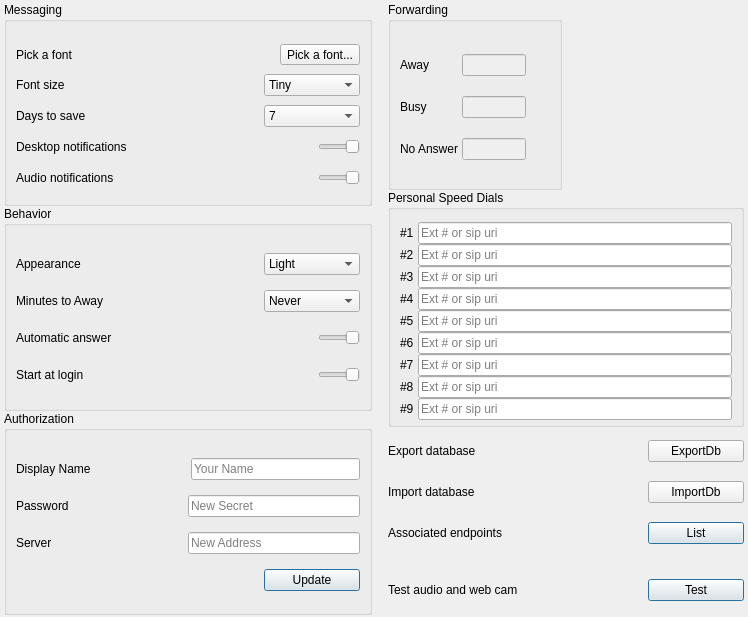
Above: Desktop/options.ui from dyfet/tycho_sipwitchqt before the change. Below: the same form after it.
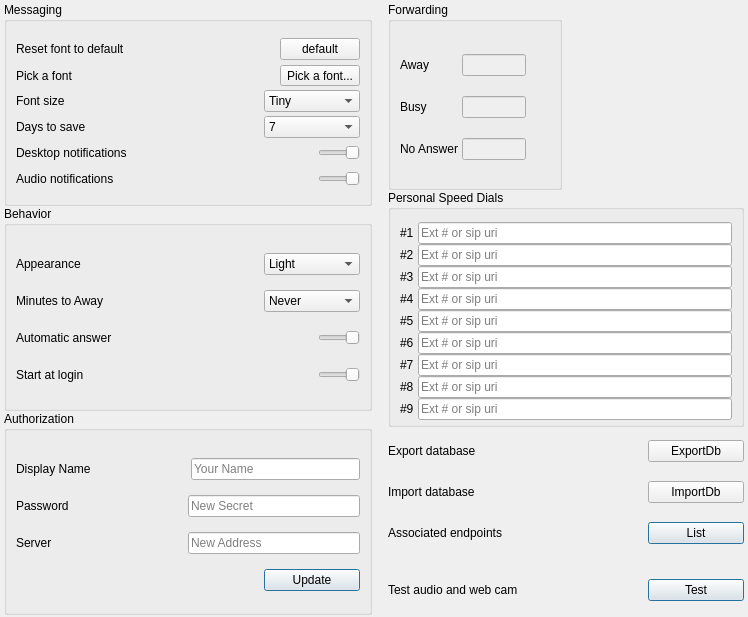
That is the form after the change. Icons and pictures are not drawn.

Commit message: Resolve "I want to open pick a font dialog and pick a font that will be used for messages"

Patch:
```diff
--- a/Desktop/options.ui
+++ b/Desktop/options.ui
@@ -599,6 +599,37 @@
         <property name="bottomMargin">
          <number>4</number>
         </property>
+        <item>
+         <layout class="QHBoxLayout" name="horizontalLayout">
+          <item>
+           <widget class="QLabel" name="label_19">
+            <property name="text">
+             <string>Reset font to default</string>
+            </property>
+           </widget>
+          </item>
+          <item>
+           <spacer name="horizontalSpacer_4">
+            <property name="orientation">
+             <enum>Qt::Horizontal</enum>
+            </property>
+            <property name="sizeHint" stdset="0">
+             <size>
+              <width>40</width>
+              <height>20</height>
+             </size>
+            </property>
+           </spacer>
+          </item>
+          <item>
+           <widget class="QPushButton" name="resetFont">
+            <property name="text">
+             <string>default</string>
+            </property>
+           </widget>
+          </item>
+         </layout>
+        </item>
         <item>
          <layout class="QHBoxLayout" name="Userfont">
           <property name="sizeConstraint">
```
The commit also changes 7 other files.
